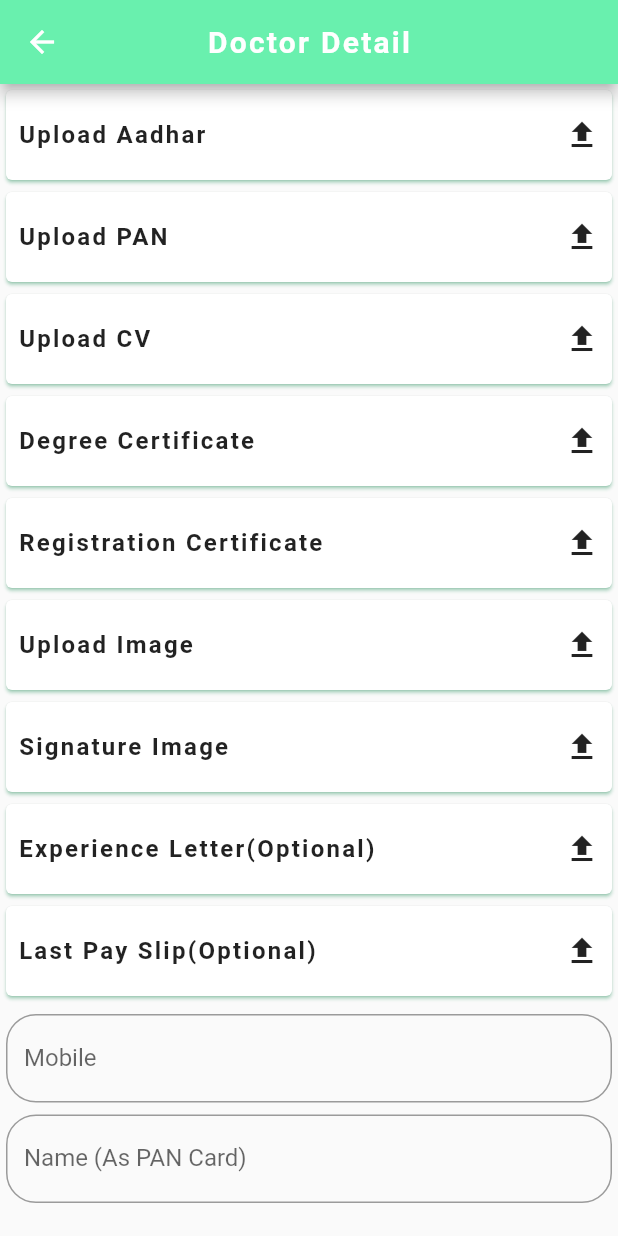
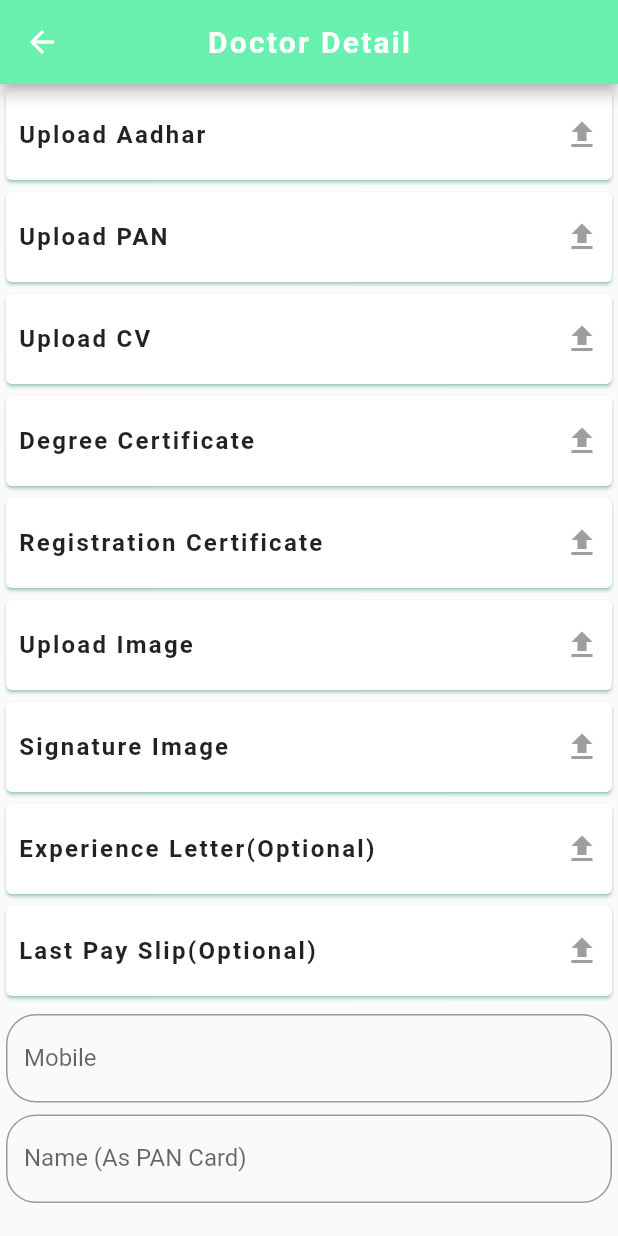
Before and after one commit to prabhunath111/jrh, a Flutter app: the RegisterDoctor screen opened directly, on a phone screen of 412 x 824 dp. Run offline on Flutter 3.47's test engine with Material 2 defaults, Android fonts, the phone set to English and light mode, and no system bars; our stand-ins replace cloud_firestore, file_picker, firebase_core, firebase_storage, fluttertoast, image_picker and 1 more; accounts and stored records are empty.

Commit message:
qworking on doctor registration

```diff
--- /dev/null
+++ b/lib/constants/strings.dart
@@ -0,0 +1,2 @@
+const TERMS_CONDS =
+    'Lorem ipsum is placeholder text commonly used in the graphic, print, and publishing industries for previewing layouts and visual mockups.';
--- a/lib/screens/register_doctor/register_doctor.dart
+++ b/lib/screens/register_doctor/register_doctor.dart
@@ -5,6 +5,7 @@ import 'package:firebase_storage/firebase_storage.dart';
 import 'package:flutter/material.dart';
 import 'package:image_picker/image_picker.dart';
 import 'package:jrh_innoventure/Utils/toast.dart';
+import 'package:jrh_innoventure/constants/strings.dart';
 import 'package:jrh_innoventure/services/firebase_services/firebase_service.dart';
 import 'package:jrh_innoventure/styles/colors.dart';
 import 'package:file_picker/file_picker.dart';
@@ -58,22 +59,82 @@ class _RegisterDoctorState extends State<RegisterDoctor> {
         ),
         centerTitle: true,
       ),
-      body: _getBody(),
+      body: (isLoading)
+          ? Center(
+              child: Card(
+              clipBehavior: Clip.antiAlias,
+              color: primary,
+              child: Padding(
+                padding: const EdgeInsets.all(12.0),
+                child: Column(
+                  mainAxisSize: MainAxisSize.min,
+                  children: [
+                    CircularProgressIndicator(
+                      backgroundColor: secondary,
+                      valueColor: new AlwaysStoppedAnimation<Color>(white),
+                    ),
+                    Text("Please wait", style: TextStyle(
+                      color: white,
+                      fontSize: 20
+                    ))
+                  ],
+                ),
+              ),
+            ))
+          : _getBody(),
     );
   }
 
   Widget _getBody() {
     return ListView(
       children: [
-        getCards('Upload Aadhar', Icon(Icons.upload_sharp)),
-        getCards('Upload PAN', Icon(Icons.upload_sharp)),
-        getCards('Upload CV', Icon(Icons.upload_sharp)),
-        getCards('Degree Certificate', Icon(Icons.upload_sharp)),
-        getCards('Registration Certificate', Icon(Icons.upload_sharp)),
-        getCards('Upload Image', Icon(Icons.upload_sharp)),
-        getCards('Signature Image', Icon(Icons.upload_sharp)),
-        getCards('Experience Letter(Optional)', Icon(Icons.upload_sharp)),
-        getCards('Last Pay Slip(Optional)', Icon(Icons.upload_sharp)),
+        getCards(
+            'Upload Aadhar',
+            Icon(
+              (_aadhar == null) ? Icons.upload_sharp : Icons.done,
+              color: (_aadhar == null) ? grey : secondary,
+            )),
+        getCards(
+            'Upload PAN',
+            Icon(
+              (_pan == null) ? Icons.upload_sharp : Icons.done,
+              color: (_pan == null) ? grey : secondary,
+            )),
+        getCards(
+            'Upload CV',
+            Icon((_cv == null) ? Icons.upload_sharp : Icons.done,
+                color: (_cv == null) ? grey : secondary)),
+        getCards(
+            'Degree Certificate',
+            Icon(
+              (_degreeCertificate == null) ? Icons.upload_sharp : Icons.done,
+              color: (_degreeCertificate == null) ? grey : secondary,
+            )),
+        getCards(
+            'Registration Certificate',
+            Icon(
+                (_registrationCertificate == null)
+                    ? Icons.upload_sharp
+                    : Icons.done,
+                color: (_registrationCertificate == null) ? grey : secondary)),
+        getCards(
+            'Upload Image',
+            Icon((_image == null) ? Icons.upload_sharp : Icons.done,
+                color: (_image == null) ? grey : secondary)),
+        getCards(
+            'Signature Image',
+            Icon((_signImage == null) ? Icons.upload_sharp : Icons.done,
+                color: (_signImage == null) ? grey : secondary)),
+        getCards(
+            'Experience Letter(Optional)',
+            Icon(
+              (_expLetter == null) ? Icons.upload_sharp : Icons.done,
+              color: (_expLetter == null) ? grey : secondary,
+            )),
+        getCards(
+            'Last Pay Slip(Optional)',
+            Icon((_lastPaySlip == null) ? Icons.upload_sharp : Icons.done,
+                color: (_lastPaySlip == null) ? grey : secondary)),
         getmobileWidget(),
         getDeclarationText(),
         getTermsCondition(),
@@ -89,32 +150,50 @@ class _RegisterDoctorState extends State<RegisterDoctor> {
         if (result != null) {
           File file = File(result.files.single.path);
           if (title == 'Upload Aadhar') {
+            setState(() {
               _aadhar = file;
               _filesList.add(_aadhar);
+            });
           } else if (title == 'Upload PAN') {
+            setState(() {
               _pan = file;
               _filesList.add(_pan);
+            });
           } else if (title == 'Upload CV') {
+            setState(() {
               _cv = file;
               _filesList.add(_cv);
+            });
           } else if (title == 'Degree Certificate') {
+            setState(() {
               _degreeCertificate = file;
               _filesList.add(_degreeCertificate);
+            });
           } else if (title == 'Registration Certificate') {
+            setState(() {
               _registrationCertificate = file;
               _filesList.add(_registrationCertificate);
+            });
           } else if (title == 'Signature Image') {
+            setState(() {
               _signImage = file;
               _filesList.add(_signImage);
+            });
           } else if (title == 'Experience Letter(Optional)') {
+            setState(() {
               _expLetter = file;
               _filesList.add(_expLetter);
+            });
           } else if (title == 'Last Pay Slip(Optional)') {
+            setState(() {
               _lastPaySlip = file;
               _filesList.add(_lastPaySlip);
+            });
           } else if (title == 'Upload Image') {
+            setState(() {
               _image = file;
               _filesList.add(_image);
+            });
           } else {}
         } else {
           // User canceled the picker
@@ -161,9 +240,14 @@ class _RegisterDoctorState extends State<RegisterDoctor> {
                 _degreeCertificate != null &&
                 _registrationCertificate != null &&
                 _image != null &&
-                _signImage != null);
+                _signImage != null &&
+                isDeclaration &&
+                isTermsCondition);
             print("Line160 $isValidation");
             if (isValidation) {
+              setState(() {
+                isLoading = true;
+              });
               List idList = await FirebaseServices().getFromDatabase('doctors');
               if (idList.contains(_mobile)) {
                 print('$_mobile is present in the list $idList');
@@ -171,6 +255,7 @@ class _RegisterDoctorState extends State<RegisterDoctor> {
               } else {
                 for (int i = 0; i < _filesList.length; i++) {
                   await uploadFile(_filesList[i]);
+                  print("Line257 ${_imageUrls.length}");
                 }
                 // print("Line133 ${_imageUrls.length}");
                 _addDoctors();
@@ -282,9 +367,9 @@ class _RegisterDoctorState extends State<RegisterDoctor> {
   }
 
   Future<void> _addDoctors() async {
-    _nameController.clear();
-    _mobileController.clear();
-    FocusScope.of(context).unfocus();
+    // _nameController.clear();
+    // _mobileController.clear();
+    // FocusScope.of(context).unfocus();
     String doctor = 'doctors';
     print('$_mobile is not present in the list $_mobile');
     Map<String, dynamic> data = {
@@ -297,13 +382,17 @@ class _RegisterDoctorState extends State<RegisterDoctor> {
       'degreeCertificate': _imageUrls[3],
       'registration': _imageUrls[4],
       'image': _imageUrls[5],
-      'sign':_imageUrls[6],
-      'experience': _imageUrls[7],
-      'paySlip': _imageUrls[8],
+      'sign': _imageUrls[6],
+      'experience': (_imageUrls.length>=8)?_imageUrls[7]:'null',
+      'paySlip': (_imageUrls.length>=9)?_imageUrls[8]:'null',
       'createdAt': DateTime.now()
     };
     await FirebaseServices().saveToDatabase(doctor, data);
+    setState(() {
+      isLoading = false;
+    });
     ToastCustom().showToast('Registered successfully', true);
+    Navigator.pop(context);
   }
 
   Future<void> uploadFile(File file) async {
@@ -375,10 +464,15 @@ class _RegisterDoctorState extends State<RegisterDoctor> {
                         textDirection: TextDirection.ltr,
                         style: TextStyle(),
                       ),
-                      Text(
+                      FlatButton(onPressed: (){
+                        showDialog(
+                          context: context,
+                          builder: (BuildContext context) => _buildPopupDialog(context),
+                        );
+                      }, child: Text(
                         'Terms & Conditions',
                         style: TextStyle(color: primary),
-                      )
+                      ))
                     ],
                   ),
                 )
@@ -387,4 +481,26 @@ class _RegisterDoctorState extends State<RegisterDoctor> {
       ),
     );
   }
+
+  Widget _buildPopupDialog(BuildContext context) {
+    return new AlertDialog(
+      title: Center(child: const Text('Terms & Conditions')),
+      content: new Column(
+        mainAxisSize: MainAxisSize.min,
+        crossAxisAlignment: CrossAxisAlignment.start,
+        children: <Widget>[
+          Text(TERMS_CONDS),
+        ],
+      ),
+      actions: <Widget>[
+        new FlatButton(
+          onPressed: () {
+            Navigator.of(context).pop();
+          },
+          textColor: Theme.of(context).primaryColor,
+          child: const Text('Close', style: TextStyle(color: primary),),
+        ),
+      ],
+    );
   }
+}
```
Lines whose indentation alone changed are shown as unchanged.
